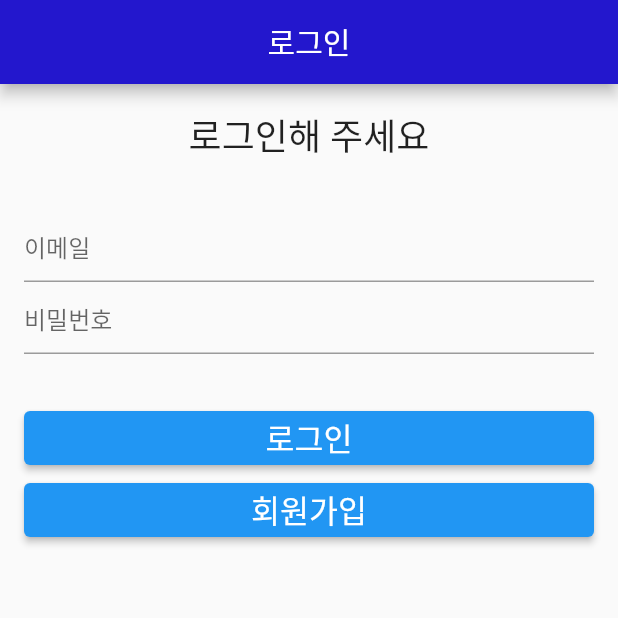
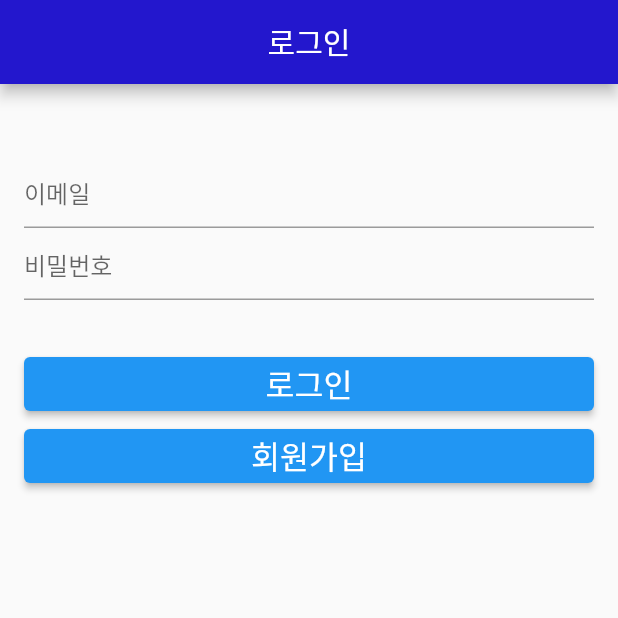
Before and after one commit to Psyail/-, a Flutter app: the screen it shows after launch, on a phone screen of 412 x 824 dp, the top half of it. Run offline on Flutter 3.47's test engine with Material 2 defaults, Android fonts, the phone set to English and light mode, and no system bars; our stand-ins replace cloud_firestore, firebase_auth, firebase_core, table_calendar; accounts and stored records are empty.

Commit message:
appbar_color

```diff
--- a/lib/calendar_page.dart
+++ b/lib/calendar_page.dart
@@ -30,6 +30,7 @@ class _CalendarPageState extends State<CalendarPage> {
     return Scaffold(
       appBar: AppBar(
         title: Text('캘린더'),
+        backgroundColor: Color.fromARGB(255, 35, 23, 205),
       ),
       body: Column(
         children: [
--- a/lib/help_page.dart
+++ b/lib/help_page.dart
@@ -6,6 +6,7 @@ class HelpPage extends StatelessWidget {
     return Scaffold(
       appBar: AppBar(
         title: Text('도움말'),
+        backgroundColor: Color.fromARGB(255, 35, 23, 205),
       ),
       body: ListView(
         padding: EdgeInsets.all(16.0),
--- a/lib/home_page.dart
+++ b/lib/home_page.dart
@@ -46,6 +46,7 @@ class _HomePageState extends State<HomePage> {
                 textAlign: TextAlign.center,
               ),
             ),
+            backgroundColor: Color.fromARGB(255, 35, 23, 205),
             leading: Builder(
               builder: (context) {
                 return IconButton(
--- a/lib/login_page.dart
+++ b/lib/login_page.dart
@@ -1,4 +1,4 @@
-import 'package:firebase_auth/firebase_auth.dart';
+//import 'package:firebase_auth/firebase_auth.dart';
 import 'package:flutter/material.dart';
 import 'package:provider/provider.dart';
 
@@ -22,7 +22,7 @@ class _LoginPageState extends State<LoginPage> {
   Widget build(BuildContext context) {
     return Consumer<AuthService>(
       builder: (context, authService, child) {
-        User? user = authService.currentUser();
+        //User? user = authService.currentUser();
         return Scaffold(
           appBar: AppBar(
             centerTitle: true,
@@ -35,14 +35,14 @@ class _LoginPageState extends State<LoginPage> {
               crossAxisAlignment: CrossAxisAlignment.stretch,
               children: [
                 /// 현재 유저 로그인 상태
-                Center(
+                /*Center(
                   child: Text(
                     user == null ? "로그인해 주세요" : "${user.email}님 안녕하세요 👋",
                     style: TextStyle(
                       fontSize: 24,
                     ),
                   ),
-                ),
+                ),*/ //그림으로 대체예정
                 SizedBox(height: 32),
 
                 /// 이메일
--- a/lib/mypage.dart
+++ b/lib/mypage.dart
@@ -20,6 +20,7 @@ class MyPage extends StatelessWidget {
     return Scaffold(
       appBar: AppBar(
         title: Text('내 정보'),
+        backgroundColor: Color.fromARGB(255, 35, 23, 205),
       ),
       body: Center(
         child: Column(
--- a/lib/setting.dart
+++ b/lib/setting.dart
@@ -30,6 +30,7 @@ class SettingPage extends StatelessWidget {
     return Scaffold(
       appBar: AppBar(
         title: Text('설정'),
+        backgroundColor: Color.fromARGB(255, 35, 23, 205),
       ),
       body: ListView(
         padding: EdgeInsets.all(16.0),
```
